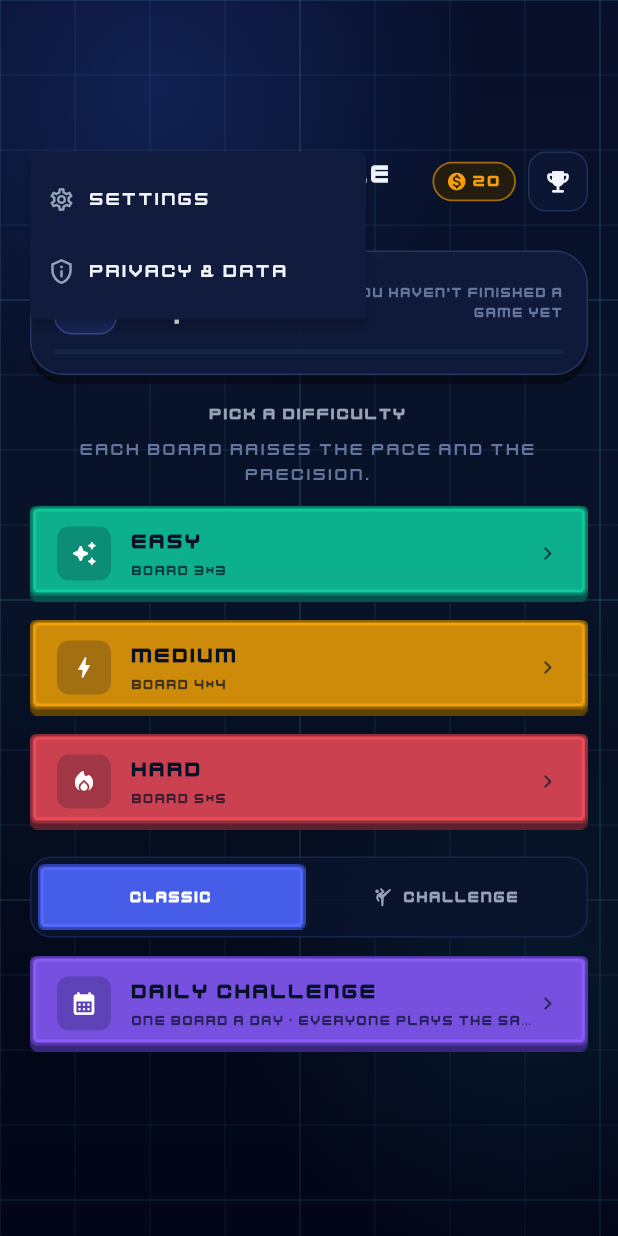
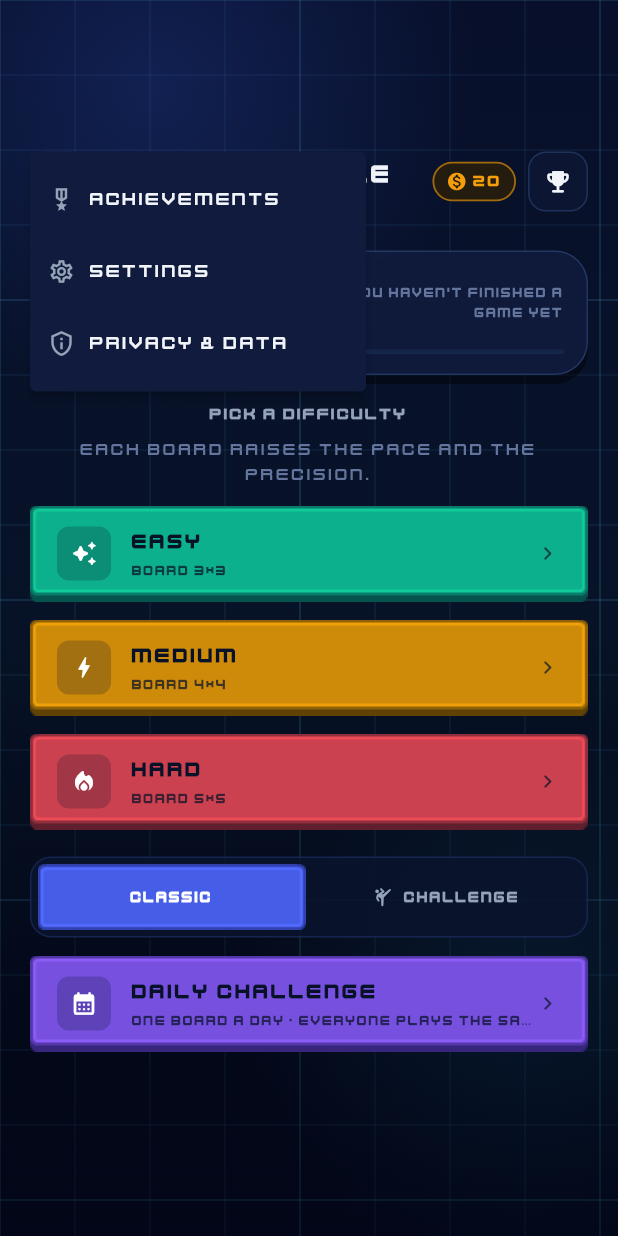
Before and after one commit to Matute0512/sliding-puzzle, a Flutter app: the screen it shows after launch, after a tap on the "grid view" icon, on a phone screen of 412 x 824 dp. Run offline on Flutter 3.47's test engine with Material 3 defaults, Android fonts, the phone set to English and light mode, and no system bars; our stand-ins replace cached_network_image, cloud_firestore, confetti, firebase_analytics, firebase_auth, firebase_core and 3 more; missing offline and left inert: flutter_soloud, games_services; accounts and stored records are empty; generated files the repository leaves out were written again; network calls fail.

Commit message:
feat(games): integrar Google Play Games Services y 5 logros

```diff
--- a/lib/l10n/app_en.arb
+++ b/lib/l10n/app_en.arb
@@ -166,5 +166,9 @@
   "undoNotEnoughCoinsTitle": "Undo move?",
   "undoNotEnoughCoinsBody": "You don't have enough coins (10 required). Watch an ad to undo this move for free?",
   "undoWatchAd": "Watch ad",
-  "cancel": "Cancel"
+  "cancel": "Cancel",
+  "achievements": "Achievements",
+  "@achievements": {
+    "description": "Text for Google Play Games achievements button."
+  }
 }
--- a/lib/l10n/app_es.arb
+++ b/lib/l10n/app_es.arb
@@ -297,5 +297,9 @@
   "undoNotEnoughCoinsTitle": "¿Deshacer movimiento?",
   "undoNotEnoughCoinsBody": "No tenés suficientes monedas (necesitás 10). ¿Querés ver un anuncio para deshacer este movimiento gratis?",
   "undoWatchAd": "Ver anuncio",
-  "cancel": "Cancelar"
+  "cancel": "Cancelar",
+  "achievements": "Logros",
+  "@achievements": {
+    "description": "Texto del botón de logros de Google Play Games."
+  }
 }
--- a/lib/main.dart
+++ b/lib/main.dart
@@ -14,6 +14,7 @@ import 'l10n/supported_locales.dart';
 import 'providers/app_settings_provider.dart';
 import 'screens/home_screen.dart';
 import 'services/admob_service.dart';
+import 'services/play_games_service.dart';
 import 'services/sound_service.dart';
 import 'theme/app_theme.dart';
 import 'theme/kenney_ui.dart';
@@ -45,6 +46,7 @@ void main() async {
   await settings.inicializar();
   await SoundService.inicializar();
   unawaited(AdMobService.init());
+  unawaited(PlayGamesService.iniciarSesionSilenciosa());
 
   runApp(
     ChangeNotifierProvider.value(
--- /dev/null
+++ b/lib/services/play_games_service.dart
@@ -0,0 +1,141 @@
+import 'dart:async';
+import 'dart:io' show Platform;
+
+import 'package:flutter/foundation.dart';
+import 'package:games_services/games_services.dart';
+
+/// Servicio centralizado de integración con **Google Play Games Services**.
+///
+/// ## Seguridad de IDs
+/// Los IDs de logros y de proyecto **no** se versionan en Git: se inyectan en
+/// tiempo de compilación mediante `--dart-define-from-file=dart_defines.json`
+/// (ignorado en `.gitignore`) o desde GitHub Secrets en CI.
+///
+/// ## Resiliencia Offline
+/// Todas las llamadas capturan errores y excepciones de forma silenciosa para
+/// que el juego siga siendo 100% disfrutable offline o si el usuario no tiene
+/// configurada una cuenta de Google Play Games.
+class PlayGamesService {
+  PlayGamesService._();
+
+  // ─────────────────────────────────────────────────────────────────────
+  // IDs de Logros inyectados por --dart-define-from-file=dart_defines.json
+  // ─────────────────────────────────────────────────────────────────────
+
+  static const String _logroPrimerDesliz = String.fromEnvironment(
+    'ACHIEVEMENT_PRIMER_DESLIZ',
+  );
+  static const String _logroDesafioSuperado = String.fromEnvironment(
+    'ACHIEVEMENT_DESAFIO_SUPERADO',
+  );
+  static const String _logroMenteAgil = String.fromEnvironment(
+    'ACHIEVEMENT_MENTE_AGIL',
+  );
+  static const String _logroPerfeccionista = String.fromEnvironment(
+    'ACHIEVEMENT_PERFECCIONISTA',
+  );
+  static const String _logroGranMaestro = String.fromEnvironment(
+    'ACHIEVEMENT_GRAN_MAESTRO',
+  );
+
+  static bool _autenticado = false;
+  static bool _autenticando = false;
+
+  /// Indica si el sistema actual soporta Google Play Games Services.
+  /// Solo activo en dispositivos Android nativos en ejecución real (no web ni tests).
+  static bool get _esPlataformaSoportada =>
+      !kIsWeb &&
+      defaultTargetPlatform == TargetPlatform.android &&
+      !Platform.environment.containsKey('FLUTTER_TEST');
+
+  /// Inicia sesión de manera silenciosa en Google Play Games al arrancar la app.
+  ///
+  /// Si el usuario ya está logueado en el dispositivo, Play Games mostrará el
+  /// saludo nativo en pantalla ("Conectado como..."). Si falla o no hay red,
+  /// falla de forma silenciosa sin interrumpir la experiencia.
+  static Future<void> iniciarSesionSilenciosa() async {
+    if (!_esPlataformaSoportada || _autenticado || _autenticando) return;
+
+    _autenticando = true;
+    try {
+      final resultado = await GameAuth.signIn();
+      _autenticado = resultado != null;
+      debugPrint('PlayGames: inicio de sesión completado (auth: $_autenticado)');
+    } catch (e) {
+      debugPrint('PlayGames: inicio de sesión no disponible o cancelado: $e');
+    } finally {
+      _autenticando = false;
+    }
+  }
+
+  /// Desbloquea un logro por su ID alfanumérico en Google Play Games.
+  static Future<void> desbloquearLogro(String androidId) async {
+    if (!_esPlataformaSoportada || androidId.trim().isEmpty) return;
+
+    try {
+      if (!_autenticado) {
+        await iniciarSesionSilenciosa();
+      }
+      final respuesta = await Achievements.unlock(
+        achievement: Achievement(androidID: androidId),
+      );
+      debugPrint('PlayGames: logro $androidId desbloqueado: $respuesta');
+    } catch (e) {
+      debugPrint('PlayGames: error al desbloquear logro $androidId: $e');
+    }
+  }
+
+  /// Abre la interfaz visual nativa de logros de Google Play Games.
+  static Future<void> mostrarLogros() async {
+    if (!_esPlataformaSoportada) return;
+
+    try {
+      if (!_autenticado) {
+        await iniciarSesionSilenciosa();
+      }
+      await Achievements.showAchievements();
+    } catch (e) {
+      debugPrint('PlayGames: no se pudo abrir la pantalla de logros: $e');
+    }
+  }
+
+  /// Evalúa las condiciones de la partida ganada y dispara los logros correspondientes.
+  ///
+  /// - [size]: Tamaño del tablero (3, 4 o 5).
+  /// - [segundos]: Tiempo total empleado en segundos.
+  /// - [esDiario]: `true` si la victoria corresponde al Desafío Diario.
+  /// - [estrellas]: Estrellas obtenidas en el Modo Desafío (1 a 3), si aplica.
+  static void verificarLogrosVictoria({
+    required int size,
+    required int segundos,
+    bool esDiario = false,
+    int? estrellas,
+  }) {
+    if (!_esPlataformaSoportada) return;
+
+    // 1. Primer desliz: Resuelve tu primer tablero 3x3
+    if (size == 3 && _logroPrimerDesliz.isNotEmpty) {
+      unawaited(desbloquearLogro(_logroPrimerDesliz));
+    }
+
+    // 2. Desafío superado: Resuelve un Desafío Diario por primera vez
+    if (esDiario && _logroDesafioSuperado.isNotEmpty) {
+      unawaited(desbloquearLogro(_logroDesafioSuperado));
+    }
+
+    // 3. Mente ágil: Resuelve un tablero 4x4 en menos de 3 minutos (< 180s)
+    if (size == 4 && segundos < 180 && _logroMenteAgil.isNotEmpty) {
+      unawaited(desbloquearLogro(_logroMenteAgil));
+    }
+
+    // 4. Perfeccionista: Consigue 3 estrellas en cualquier nivel
+    if (estrellas != null && estrellas >= 3 && _logroPerfeccionista.isNotEmpty) {
+      unawaited(desbloquearLogro(_logroPerfeccionista));
+    }
+
+    // 5. Gran Maestro: Resuelve un tablero 5x5
+    if (size == 5 && _logroGranMaestro.isNotEmpty) {
+      unawaited(desbloquearLogro(_logroGranMaestro));
+    }
+  }
+}
--- a/lib/widgets/home_header.dart
+++ b/lib/widgets/home_header.dart
@@ -1,6 +1,7 @@
 import 'package:flutter/material.dart';
 
 import '../l10n/app_localizations.dart';
+import '../services/play_games_service.dart';
 import '../theme/app_theme.dart';
 import 'coins_pill.dart';
 import 'header_square_button.dart';
@@ -97,7 +98,7 @@ class HomeHeader extends StatelessWidget {
 }
 
 /// Las dos acciones que no entran en el header.
-enum _AccionMenu { ajustes, privacidad }
+enum _AccionMenu { logros, ajustes, privacidad }
 
 /// Botón de grilla, que abre el menú de ajustes y privacidad.
 ///
@@ -125,10 +126,19 @@ class _MenuCuadrado extends StatelessWidget {
       // translúcido deja leer lo de atrás y se vuelve ilegible.
       color: AppTheme.hudTint,
       onSelected: (accion) => switch (accion) {
+        _AccionMenu.logros => PlayGamesService.mostrarLogros(),
         _AccionMenu.ajustes => onAjustes(),
         _AccionMenu.privacidad => onPrivacidad(),
       },
       itemBuilder: (context) => [
+        PopupMenuItem(
+          value: _AccionMenu.logros,
+          child: _FilaMenu(
+            icono: Icons.military_tech_outlined,
+            label: l10n.achievements,
+            color: color,
+          ),
+        ),
         PopupMenuItem(
           value: _AccionMenu.ajustes,
           child: _FilaMenu(
--- a/pubspec.yaml
+++ b/pubspec.yaml
@@ -55,6 +55,7 @@ dependencies:
   firebase_storage: ^13.6.0
   google_mobile_ads: ^9.2.0
   firebase_analytics: ^12.6.1
+  games_services: ^5.3.0
 
 dev_dependencies:
   flutter_test:
```
Also changed, not shown: dart_defines.example.json (+7 -1 lines), lib/screens/game_screen.dart (+15 -0 lines), lib/screens/records_screen.dart (+9 -0 lines), pubspec.lock, 4 other files.
